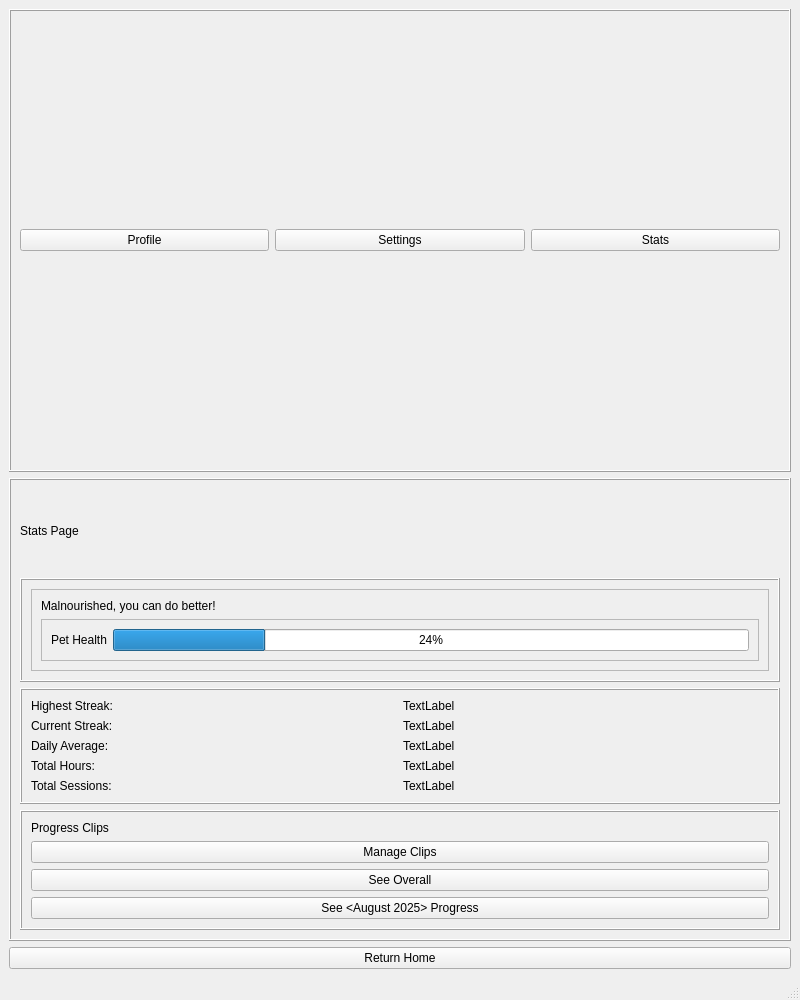
First picture: the form in qtdesigner/stats_design.ui, repository Webtamu/shumi, before the edit.
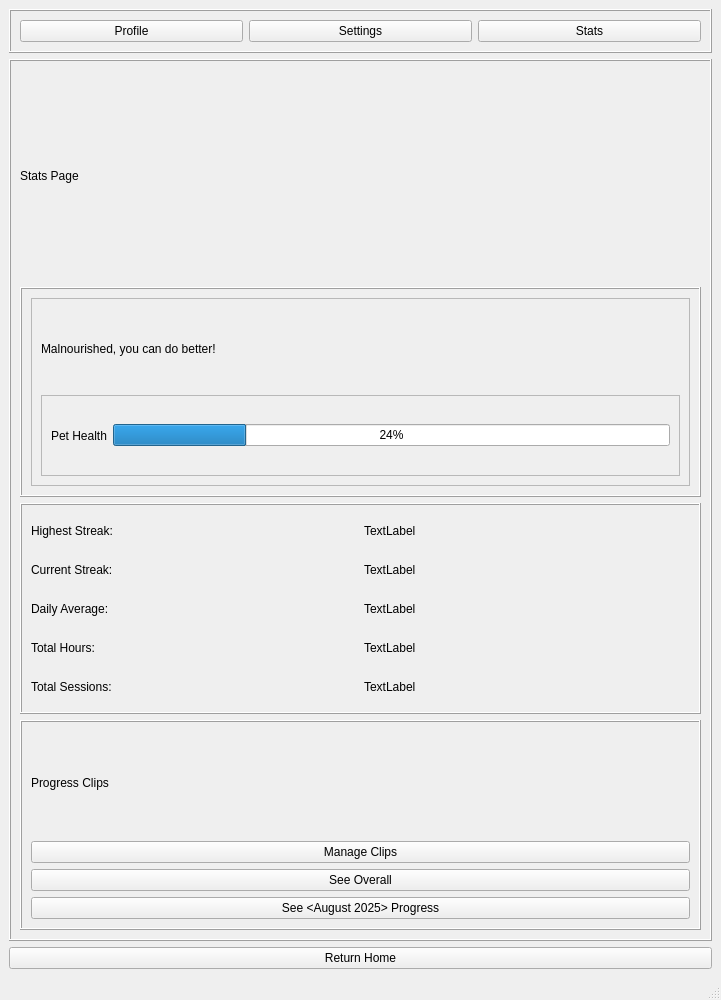
Second picture: the form after the edit.

Commit message: Adding fixed stretch policy for navigation

The edit to the form file:
```diff
--- a/qtdesigner/stats_design.ui
+++ b/qtdesigner/stats_design.ui
@@ -6,7 +6,7 @@
    <rect>
     <x>0</x>
     <y>0</y>
-    <width>800</width>
+    <width>721</width>
     <height>1000</height>
    </rect>
   </property>
@@ -17,6 +17,12 @@
    <layout class="QVBoxLayout" name="verticalLayout_5">
     <item>
      <widget class="QFrame" name="frame">
+      <property name="sizePolicy">
+       <sizepolicy hsizetype="Preferred" vsizetype="Fixed">
+        <horstretch>0</horstretch>
+        <verstretch>0</verstretch>
+       </sizepolicy>
+      </property>
       <property name="frameShape">
        <enum>QFrame::Box</enum>
       </property>
```
Left out of the diff: 2 changed lines with no effect on the pictures. The commit also changes 3 other files.
